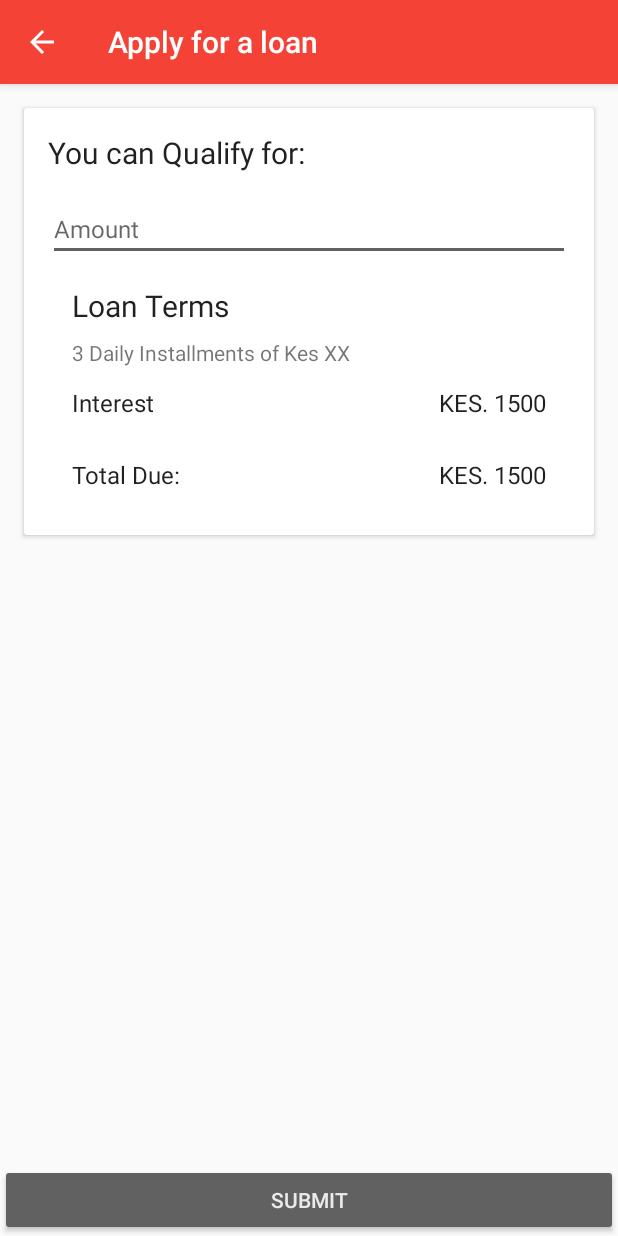
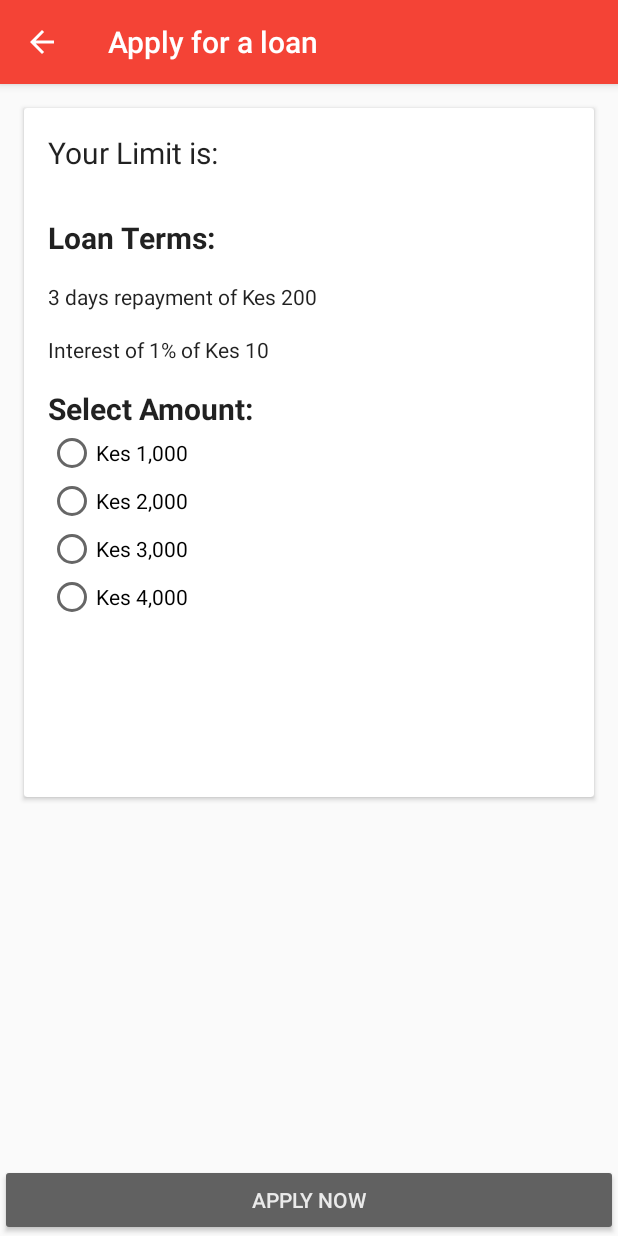
Before and after one commit to morristech/ekopa, an Android app: the ApplyForLoanActivity screen opened directly, with no data from a screen before it, on a phone screen of 412 x 824 dp. Run offline under Robolectric (Android 15) with nearby library versions, the phone set to English and light mode, and no system bars; our stand-ins replace ButterKnife; libraries missing offline, so code that uses them is left out: com.afollestad.materialdialogs; 2 statements that could not run were skipped.

Commit message:
Minor changes

```diff
--- a/app/src/main/java/com/ekopa/android/app/api/ApiClient.java
+++ b/app/src/main/java/com/ekopa/android/app/api/ApiClient.java
@@ -11,7 +11,7 @@ import retrofit2.converter.gson.GsonConverterFactory;
 public class ApiClient {
 
     //public static final String BASE_URL = "http://ekopa.workpoint.co.ke/ekopa/api/";
-    public static final String BASE_URL = "http://192.168.0.15:8888/api/";
+    public static final String BASE_URL = "http://192.168.0.181:8888/api/";
     private static Retrofit retrofit = null;
 
 
--- a/app/src/main/res/layout/content_apply_for_loan_first_time.xml
+++ b/app/src/main/res/layout/content_apply_for_loan_first_time.xml
@@ -15,7 +15,7 @@
         android:layout_alignParentBottom="true"
         android:layout_marginTop="@dimen/three_grid_unit"
         android:textColor="@color/body_text_1_inverse"
-        android:text="@string/submit"
+        android:text="Apply Now"
         android:theme="@style/primaryButtons" />
 
     <ScrollView
@@ -29,129 +29,151 @@
         <android.support.v7.widget.CardView
             android:layout_marginTop="@dimen/activity_vertical_margin"
             android:layout_width="match_parent"
-            android:layout_height="wrap_content"
+            android:layout_height="match_parent"
+            android:paddingTop="40dp"
             android:layout_margin="@dimen/activity_horizontal_margin">
 
-        <LinearLayout xmlns:android="http://schemas.android.com/apk/res/android"
-            xmlns:app="http://schemas.android.com/apk/res-auto"
-            android:layout_width="match_parent"
-            android:layout_height="wrap_content"
-            android:orientation="vertical"
-            android:paddingLeft="@dimen/activity_horizontal_margin"
-            android:paddingRight="@dimen/activity_horizontal_margin">
+            <LinearLayout
+                android:layout_width="match_parent"
+                android:layout_height="459dp"
+                android:orientation="vertical"
+                android:paddingLeft="@dimen/activity_horizontal_margin"
+                android:paddingRight="@dimen/activity_horizontal_margin"
+                android:weightSum="1">
 
-            <LinearLayout
+                <LinearLayout
+                    android:layout_width="match_parent"
+                    android:layout_height="53dp"
+                    android:orientation="horizontal"
+                    android:layout_weight="0.06">
+
+                    <TextView
+                        android:layout_width="155dp"
+                        android:layout_height="wrap_content"
+                        android:layout_marginTop="@dimen/activity_vertical_margin"
+                        android:text="Your Limit is:"
+                        android:textColor="@color/body_text_1"
+                        android:textSize="@dimen/two_and_half_text_unit"
+                        android:id="@+id/textView15" />
+
+                    <TextView
+                        android:id="@+id/tv_apply_credit_limit"
+                        android:layout_width="wrap_content"
+                        android:layout_height="wrap_content"
+                        android:layout_marginTop="@dimen/activity_vertical_margin"
+                        android:text="KES. 2500"
+                        android:textColor="@color/colorPrimaryDark"
+                        android:textSize="@dimen/two_and_half_text_unit" />
+                </LinearLayout>
+
+                <LinearLayout
+                    android:layout_width="match_parent"
+                    android:layout_height="wrap_content"
+                    android:orientation="vertical">
+                    <TextView
+                        android:layout_width="match_parent"
+                        android:layout_height="wrap_content"
+                        android:layout_marginTop="@dimen/activity_vertical_margin"
+                        android:text="Loan Terms:"
+                        android:textColor="@color/body_text_1"
+                        android:textSize="20.0sp"
+                        android:textStyle="normal|bold" />
+
+                </LinearLayout>
+
+                <LinearLayout
                 android:layout_width="match_parent"
                 android:layout_height="wrap_content"
                 android:orientation="horizontal">
 
-                <TextView
-                    android:layout_width="0dp"
+                      <TextView
+                          android:layout_width="match_parent"
+                          android:layout_height="wrap_content"
+                          android:layout_marginTop="@dimen/activity_vertical_margin"
+                          android:text="3 days repayment of Kes 200"
+                          android:fontFamily="sans-serif"
+                          android:textColor="@color/body_text_1" />
+                  </LinearLayout>
+
+                <LinearLayout
+                    android:layout_width="match_parent"
                     android:layout_height="wrap_content"
-                    android:layout_marginTop="@dimen/activity_vertical_margin"
-                    android:layout_weight="1"
-                    android:text="@string/current_limit"
-                    android:textColor="@color/body_text_1"
-                    android:textSize="@dimen/two_and_half_text_unit" />
+                    android:orientation="horizontal">
 
-                <TextView
-                    android:id="@+id/tv_apply_credit_limit"
-                    android:layout_width="wrap_content"
-                    android:layout_height="wrap_content"
-                    android:layout_marginTop="@dimen/activity_vertical_margin"
-                    android:text="KES. 2500"
-                    android:textColor="@color/colorPrimaryDark"
-                    android:textSize="@dimen/two_and_half_text_unit" />
-            </LinearLayout>
-            <!-- Password Label -->
-            <android.support.design.widget.TextInputLayout
+                    <TextView
+                        android:layout_width="match_parent"
+                        android:layout_height="wrap_content"
+                        android:layout_marginTop="@dimen/activity_vertical_margin"
+                        android:text="Interest of 1% of Kes 10"
+                        android:fontFamily="sans-serif"
+                        android:textColor="@color/body_text_1" />
+                </LinearLayout>
+
+                <LinearLayout
                 android:layout_width="match_parent"
                 android:layout_height="wrap_content"
-                android:layout_marginBottom="8dp"
-                android:layout_marginTop="8dp">
-
-            </android.support.design.widget.TextInputLayout>
-
-            <EditText
-                android:id="@+id/et_apply_amount"
-                android:layout_width="match_parent"
-                android:layout_height="wrap_content"
-                android:hint="@string/amount"
-                android:inputType="number"
-                android:textSize="16sp" />
-
-            <LinearLayout
-                android:layout_width="match_parent"
-                android:layout_height="wrap_content"
-                android:orientation="vertical"
-                android:padding="@dimen/activity_horizontal_margin">
-
-                <TextView
-                    android:layout_width="match_parent"
-                    android:layout_height="wrap_content"
-                    android:text="Loan Terms"
-                    android:textColor="@color/body_text_1"
-                    android:textSize="@dimen/two_and_half_text_unit" />
-
-                <TextView
-                    android:id="@+id/et_loan_repayment"
-                    android:layout_width="match_parent"
-                    android:layout_height="wrap_content"
-                    android:layout_marginTop="@dimen/one_grid_unit"
-                    android:text="3 Daily Installments of Kes XX" />
-
-                <LinearLayout
-                    android:gravity="center_vertical"
-                    android:orientation="horizontal"
-                    android:minHeight="?attr/listPreferredItemHeightSmall"
-                    android:layout_width="match_parent"
-                    android:layout_height="wrap_content">
+                android:orientation="horizontal">
 
                     <TextView
                         android:layout_width="0dp"
-                        android:layout_weight="1"
                         android:layout_height="wrap_content"
-                        android:text="Interest"
+                        android:layout_marginTop="@dimen/activity_vertical_margin"
+                        android:layout_weight="0.85"
+                        android:text="Select Amount:"
                         android:textColor="@color/body_text_1"
-                        android:textSize="@dimen/two_text_unit" />
-
-                    <TextView
-                        android:id="@+id/tv_total_interest"
-                        android:layout_width="wrap_content"
-                        android:layout_height="wrap_content"
-                        android:text="@string/cash_sample"
-                        android:textColor="@color/body_text_1"
-                        android:textSize="@dimen/two_text_unit" />
+                        android:id="@+id/textView14"
+                        android:textStyle="normal|bold"
+                        android:textSize="20sp" />
 
                 </LinearLayout>
 
-                <LinearLayout
-                    android:orientation="horizontal"
-                    android:gravity="center_vertical"
-                    android:minHeight="?attr/listPreferredItemHeightSmall"
-                    android:layout_width="match_parent"
-                    android:layout_height="wrap_content">
+             <RadioGroup
+                 android:layout_width="match_parent"
+                 android:layout_height="wrap_content">
+                <RadioButton
+                    android:text="Kes 1,000"
+                    android:layout_width="wrap_content"
+                    android:layout_height="wrap_content"
+                    android:id="@+id/amount_1"
+                    android:layout_weight="0.07" />
 
-                    <TextView
-                        android:layout_width="0dp"
-                        android:layout_weight="1"
-                        android:layout_height="wrap_content"
-                        android:text="Total Due:"
-                        android:textColor="@color/body_text_1"
-                        android:textSize="@dimen/two_text_unit" />
+                <RadioButton
+                    android:text="Kes 2,000"
+                    android:layout_width="wrap_content"
+                    android:layout_height="wrap_content"
+                    android:id="@+id/amount_2"
+                    android:layout_weight="0.07" />
 
-                    <TextView
-                        android:id="@+id/tv_total_int"
+                    <RadioButton
+                        android:text="Kes 3,000"
                         android:layout_width="wrap_content"
                         android:layout_height="wrap_content"
-                        android:text="@string/cash_sample"
-                        android:textColor="@color/body_text_1"
-                        android:textSize="@dimen/two_text_unit" />
+                        android:id="@+id/amount_3"
+                        android:layout_weight="0.07" />
 
+                    <RadioButton
+                        android:text="Kes 4,000"
+                        android:layout_width="wrap_content"
+                        android:layout_height="wrap_content"
+                        android:id="@+id/amount_4"
+                        android:layout_weight="0.07" />
+
+             </RadioGroup>
+            <LinearLayout
+                    android:layout_width="match_parent"
+                    android:layout_height="64dp"
+                    android:orientation="horizontal">
+
+                    <EditText
+                        android:id="@+id/et_apply_amount"
+                        android:layout_width="379dp"
+                        android:layout_height="59dp"
+                        android:hint="@string/amount"
+                        android:inputType="number"
+                        android:textSize="30sp"
+                        android:visibility="invisible" />
                 </LinearLayout>
-
             </LinearLayout>
-        </LinearLayout>
 
         </android.support.v7.widget.CardView>
 
--- a/app/src/main/res/layout/fragment_home_first_time.xml
+++ b/app/src/main/res/layout/fragment_home_first_time.xml
@@ -22,7 +22,7 @@
             android:layout_width="match_parent"
             android:layout_height="wrap_content"
             android:text="@string/greetings_sample"
-            android:textColor="@color/body_text_1"
+            android:textColor="@color/white"
             android:textSize="@dimen/two_and_half_text_unit" />
 
         <LinearLayout
@@ -48,7 +48,33 @@
                 android:layout_marginBottom="2dp"
                 android:layout_marginTop="@dimen/four_grid_unit"
                 android:text="@string/cash_sample"
-                android:textColor="@color/body_text_1"
+                android:textColor="@color/body_text_1_inverse"
+                android:textSize="@dimen/two_and_half_text_unit" />
+        </LinearLayout>
+
+        <LinearLayout
+            android:layout_width="match_parent"
+            android:layout_height="wrap_content"
+            android:orientation="horizontal">
+
+            <TextView
+                android:layout_width="0dp"
+                android:layout_height="wrap_content"
+                android:layout_marginBottom="2dp"
+                android:layout_marginTop="@dimen/four_grid_unit"
+                android:layout_weight="1"
+                android:text="@string/current_loan"
+                android:textColor="@color/body_text_1_inverse"
+                android:textSize="@dimen/two_and_half_text_unit" />
+
+            <TextView
+                android:id="@+id/tv_home_loan_balance"
+                android:layout_width="wrap_content"
+                android:layout_height="wrap_content"
+                android:layout_marginBottom="2dp"
+                android:layout_marginTop="@dimen/four_grid_unit"
+                android:text="@string/cash_sample"
+                android:textColor="@color/body_text_1_inverse"
                 android:textSize="@dimen/two_and_half_text_unit" />
         </LinearLayout>
 
@@ -76,33 +102,7 @@
                 android:layout_marginBottom="2dp"
                 android:layout_marginTop="@dimen/four_grid_unit"
                 android:text="@string/cash_sample"
-                android:textColor="@color/body_text_1"
-                android:textSize="@dimen/two_and_half_text_unit" />
-        </LinearLayout>
-
-        <LinearLayout
-            android:layout_width="match_parent"
-            android:layout_height="wrap_content"
-            android:orientation="horizontal">
-
-            <TextView
-                android:layout_width="0dp"
-                android:layout_height="wrap_content"
-                android:layout_marginBottom="2dp"
-                android:layout_marginTop="@dimen/four_grid_unit"
-                android:layout_weight="1"
-                android:text="@string/current_loan"
                 android:textColor="@color/body_text_1_inverse"
-                android:textSize="@dimen/two_and_half_text_unit" />
-
-            <TextView
-                android:id="@+id/tv_home_loan_balance"
-                android:layout_width="wrap_content"
-                android:layout_height="wrap_content"
-                android:layout_marginBottom="2dp"
-                android:layout_marginTop="@dimen/four_grid_unit"
-                android:text="@string/cash_sample"
-                android:textColor="@color/body_text_1"
                 android:textSize="@dimen/two_and_half_text_unit" />
         </LinearLayout>
 
@@ -112,8 +112,8 @@
             android:gravity="center"
             android:layout_height="match_parent">
         <ImageView
-            android:layout_width="335dp"
-            android:layout_height="180dp"
+            android:layout_width="294dp"
+            android:layout_height="139dp"
             android:layout_marginTop="@dimen/two_grid_unit"
             app:srcCompat="@drawable/ekopa_wallet"
             android:id="@+id/imageView4" />
--- a/app/src/main/res/values/colors.xml
+++ b/app/src/main/res/values/colors.xml
@@ -24,7 +24,7 @@
     <color name="cardView_light_background">#fffafafa</color>
     <color name="cardView_shadow_end_color">#03000000</color>
     <color name="cardView_shadow_start_color">#37000000</color>
-    <color name="white">#ffffffff</color>
+    <color name="white">#ffffff</color>
     <color name="white_semitransparent">#aaffffff</color>
 
     <!-- Screens background color-->
--- a/app/src/main/res/values/strings.xml
+++ b/app/src/main/res/values/strings.xml
@@ -73,9 +73,9 @@
     <string name="loading">Loading&#8230;</string>
     <string name="action_log_out">Log out</string>
     <string name="apply_loan_need_more_info">eKopa would like to know you better.\n Please tell us more about yourself:</string>
-    <string name="current_limit">You can Qualify for:</string>
-    <string name="next_current_limit">Next Qualification Amount:</string>
-    <string name="current_loan">Your current Balance:</string>
+    <string name="current_limit">Borrow upto:</string>
+    <string name="current_loan">Loan Balance:</string>
+    <string name="next_current_limit">Next Instalment:</string>
     <string name="prompt_gender">Gender:</string>
     <string name="prompt_marriage_status">Are you married?</string>
     <string name="prompt_education_level">Highest education level:</string>
```
